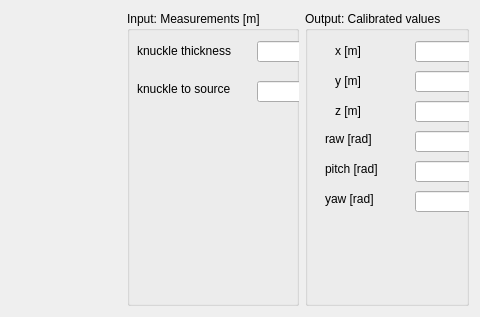
Qt form advanced/sr_gui_shadow_glove_calibration/uis/SrShadowGloveCalibration.ui (shadow-robot/sr-visualization) before a commit; both pictures show x 261 to 741 and y 0 to 317 of the 741 by 317 pixel window.
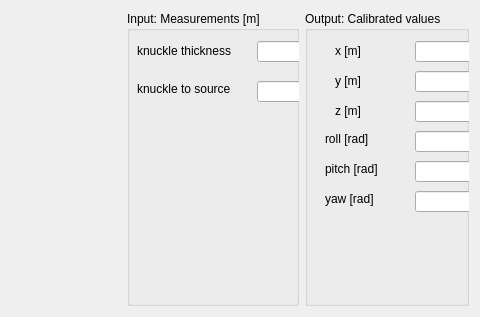
The same form after that commit.

What changed in the file:
```diff
--- a/advanced/sr_gui_shadow_glove_calibration/uis/SrShadowGloveCalibration.ui
+++ b/advanced/sr_gui_shadow_glove_calibration/uis/SrShadowGloveCalibration.ui
@@ -278,7 +278,7 @@
            </rect>
           </property>
           <property name="text">
-           <string>raw [rad]</string>
+           <string>roll [rad]</string>
           </property>
          </widget>
          <widget class="QLabel" name="label_10">
```
